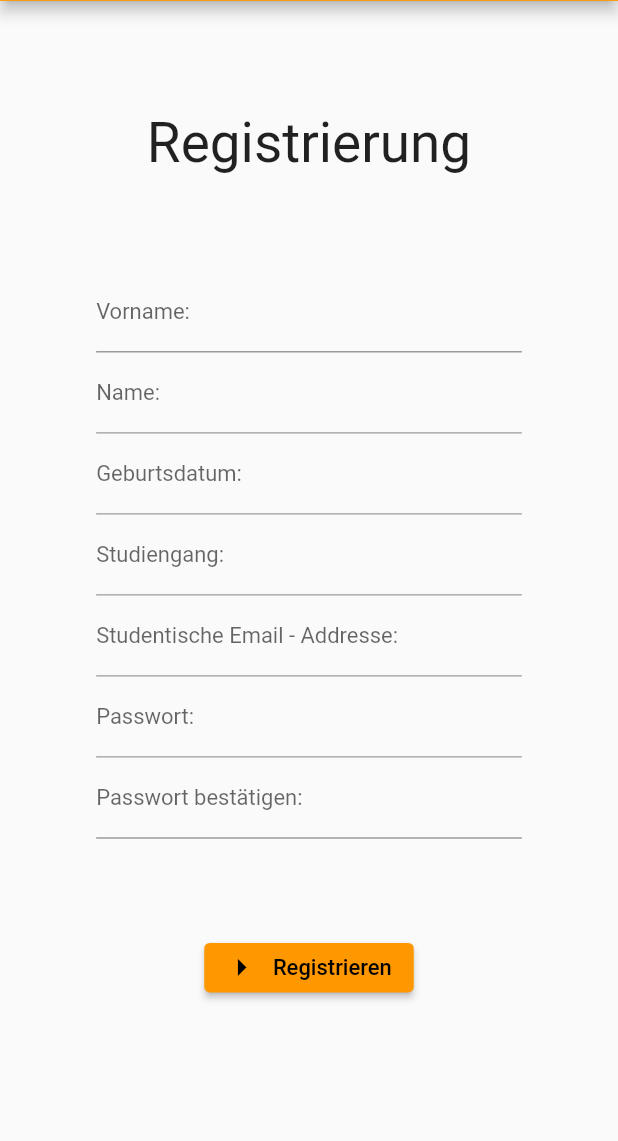
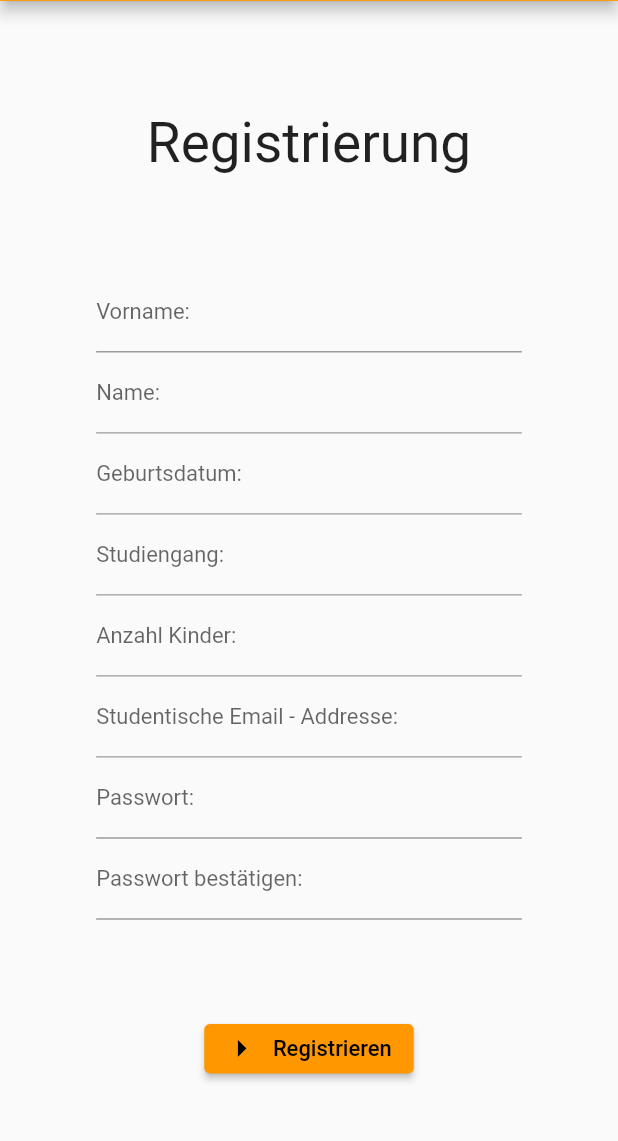
Before and after one commit to samuelNe-Dev/go_mama, a Flutter app: the Registration screen opened directly, on a phone screen of 412 x 824 dp, the part 76-1217 px from its top. Run offline on Flutter 3.47's test engine with Material 2 defaults, Android fonts, the light colour scheme and no system bars; our stand-ins replace cloud_firestore, firebase_auth, firebase_core, fluttertoast, responsive_framework, table_calendar; accounts and stored records are empty.

Commit message:
Added TextFormField "Anzahl Kinder" to Registration

```diff
--- a/lib/firestore.dart
+++ b/lib/firestore.dart
@@ -1,7 +1,7 @@
 import 'package:cloud_firestore/cloud_firestore.dart';
 import 'package:firebase_auth/firebase_auth.dart';
 
-Future<void> userSetup(String firstName, String lastName, String birthday,String major) async {
+Future<void> userSetup(String firstName, String lastName, String birthday,String major, String amountChildren) async {
   CollectionReference users = FirebaseFirestore.instance.collection("Users");
   FirebaseAuth auth = FirebaseAuth.instance;
   String uid = auth.currentUser.uid.toString();
@@ -10,6 +10,7 @@ Future<void> userSetup(String firstName, String lastName, String birthday,String
     "Nachname" : lastName,
     "Geburtsdatum" : birthday,
     "Studiengang" : major,
+    "Anzahl Kinder" : amountChildren,
   });
   print(uid + ", " + firstName + ", " + lastName + ", " + birthday + ", " + major);
   return;
--- a/lib/main.dart
+++ b/lib/main.dart
@@ -1,6 +1,5 @@
 import 'package:firebase_core/firebase_core.dart';
 import 'package:flutter/material.dart';
-import 'package:go_mama/screens/home/home.dart';
 import 'package:go_mama/screens/loginHome/loginHome.dart';
 import 'package:responsive_framework/responsive_framework.dart';
 
--- a/lib/screens/register/registration.dart
+++ b/lib/screens/register/registration.dart
@@ -18,7 +18,7 @@ class Registration extends StatefulWidget {
 
 class _RegistrationState extends State<Registration> {
   String _email, _password = "";
-  String _firstName, _lastName, _birthday, _major = "";
+  String _firstName, _lastName, _birthday, _major, _amountChildren = "";
 
   final auth = FirebaseAuth.instance;
 
@@ -82,6 +82,15 @@ class _RegistrationState extends State<Registration> {
               },
             ),
             TextFormField(
+              decoration: InputDecoration(labelText: "Anzahl Kinder: "),
+              keyboardType: TextInputType.number,
+              onChanged: (value) {
+                setState(() {
+                  _amountChildren = value.trim();
+                });
+              },
+            ),
+            TextFormField(
               decoration:
                   InputDecoration(labelText: "Studentische Email - Addresse: "),
               keyboardType: TextInputType.emailAddress,
@@ -132,7 +141,7 @@ class _RegistrationState extends State<Registration> {
     try {
       await auth.createUserWithEmailAndPassword(
           email: _email, password: _password);
-      userSetup(_firstName, _lastName, _birthday, _major);
+      userSetup(_firstName, _lastName, _birthday, _major, _amountChildren);
       //Success
 
       Navigator.of(context)
```
